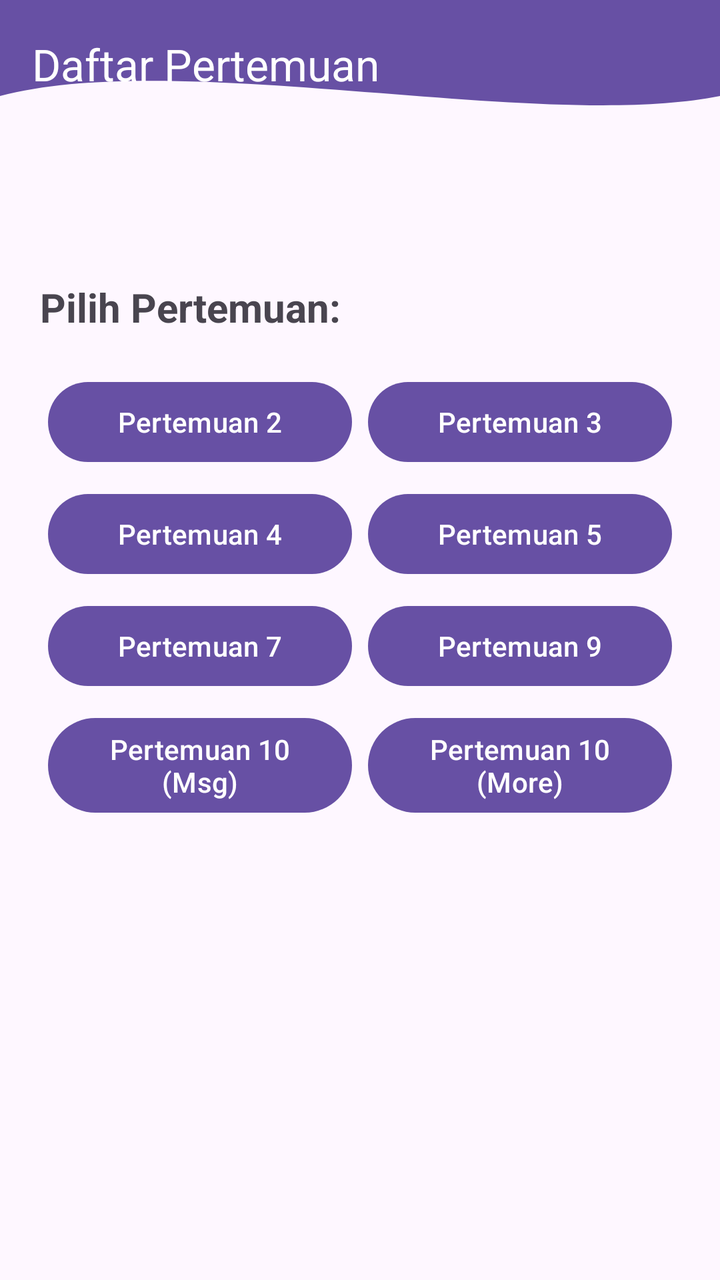
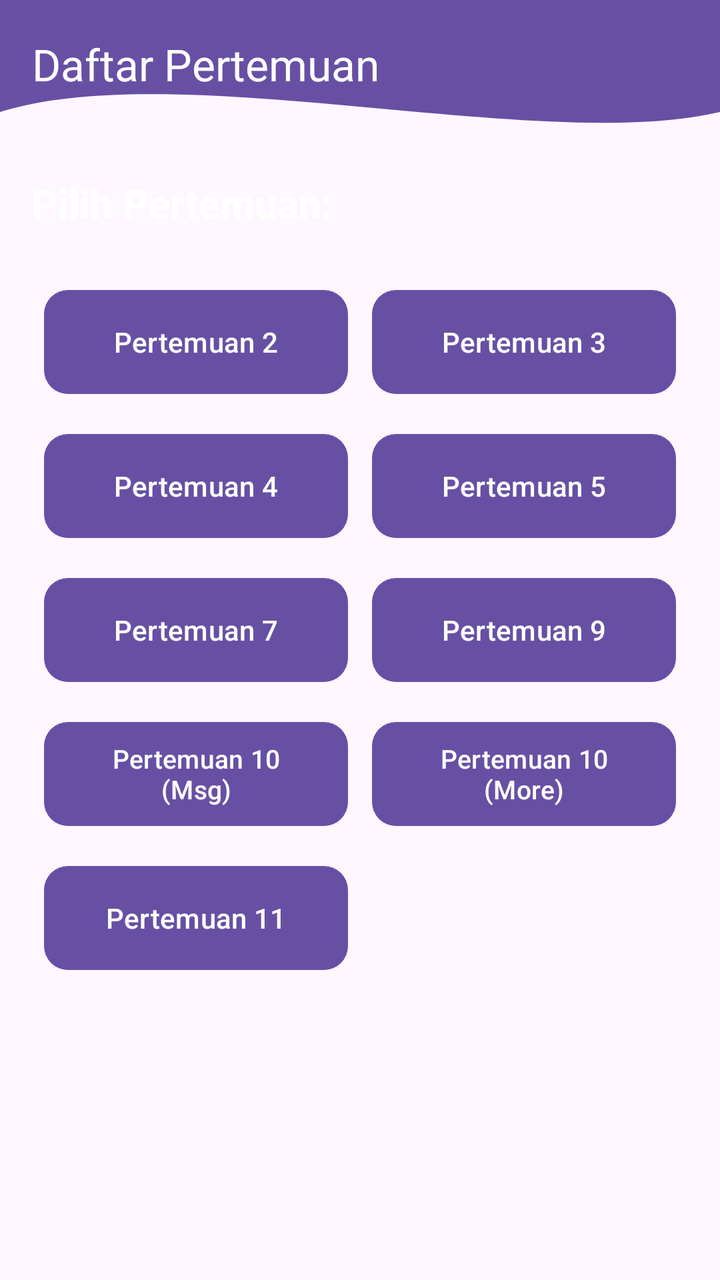

Compare the two renders of this Android layout. The source of the first and the diff that turns it into the second are given below.
<!-- AndroidManifest.xml: application theme Theme.Per3Sefriansyah_3TIE -->
<!-- res/layout/fragment_home.xml -->
<?xml version="1.0" encoding="utf-8"?>
<androidx.constraintlayout.widget.ConstraintLayout
    xmlns:android="http://schemas.android.com/apk/res/android"
    xmlns:app="http://schemas.android.com/apk/res-auto"
    xmlns:tools="http://schemas.android.com/tools"
    android:layout_width="match_parent"
    android:layout_height="match_parent"
    tools:context=".Home.FragmentHome">

    
    <View
        android:id="@+id/background_header"
        android:layout_width="0dp"
        android:layout_height="120dp"
        android:background="@drawable/bg_header_wave"
        app:layout_constraintStart_toStartOf="parent"
        app:layout_constraintEnd_toEndOf="parent"
        app:layout_constraintTop_toTopOf="parent" />

    <androidx.appcompat.widget.Toolbar
        android:id="@+id/toolbar"
        android:layout_width="0dp"
        android:layout_height="?attr/actionBarSize"
        app:layout_constraintEnd_toEndOf="parent"
        app:layout_constraintHorizontal_bias="1.0"
        app:layout_constraintStart_toStartOf="parent"
        app:layout_constraintTop_toTopOf="parent"
        app:title="Daftar Pertemuan"
        app:titleTextColor="@android:color/white" />

    <ScrollView
        android:layout_width="0dp"
        android:layout_height="0dp"
        app:layout_constraintTop_toBottomOf="@id/background_header"
        app:layout_constraintBottom_toBottomOf="parent"
        app:layout_constraintStart_toStartOf="parent"
        app:layout_constraintEnd_toEndOf="parent">

        <LinearLayout
            android:layout_width="match_parent"
            android:layout_height="wrap_content"
            android:orientation="vertical"
            android:padding="20dp">

            <TextView
                android:id="@+id/textViewTitle"
                android:layout_width="wrap_content"
                android:layout_height="wrap_content"
                android:text="Pilih Pertemuan:"
                android:textSize="20sp"
                android:textStyle="bold"
                android:layout_marginBottom="16dp" />

            
            <GridLayout
                android:id="@+id/gridPertemuan"
                android:layout_width="match_parent"
                android:layout_height="wrap_content"
                android:columnCount="2"
                android:alignmentMode="alignMargins"
                android:useDefaultMargins="true">

                
                <Button
                    android:id="@+id/btnPertemuan2"
                    android:layout_width="0dp"
                    android:layout_height="wrap_content"
                    android:layout_columnWeight="1"
                    android:layout_gravity="fill_horizontal"
                    android:text="Pertemuan 2" />

                
                <Button
                    android:id="@+id/btnPertemuan3"
                    android:layout_width="0dp"
                    android:layout_height="wrap_content"
                    android:layout_columnWeight="1"
                    android:layout_gravity="fill_horizontal"
                    android:text="Pertemuan 3" />

                
                <Button
                    android:id="@+id/btnPertemuan4"
                    android:layout_width="0dp"
                    android:layout_height="wrap_content"
                    android:layout_columnWeight="1"
                    android:layout_gravity="fill_horizontal"
                    android:text="Pertemuan 4" />

                
                <Button
                    android:id="@+id/btnPertemuan5"
                    android:layout_width="0dp"
                    android:layout_height="wrap_content"
                    android:layout_columnWeight="1"
                    android:layout_gravity="fill_horizontal"
                    android:text="Pertemuan 5" />

                
                <Button
                    android:id="@+id/btnPertemuan7"
                    android:layout_width="0dp"
                    android:layout_height="wrap_content"
                    android:layout_columnWeight="1"
                    android:layout_gravity="fill_horizontal"
                    android:text="Pertemuan 7" />

                
                <Button
                    android:id="@+id/btnPertemuan9"
                    android:layout_width="0dp"
                    android:layout_height="wrap_content"
                    android:layout_columnWeight="1"
                    android:layout_gravity="fill_horizontal"
                    android:text="Pertemuan 9" />

                
                <Button
                    android:id="@+id/btnPertemuan10"
                    android:layout_width="0dp"
                    android:layout_height="wrap_content"
                    android:layout_columnWeight="1"
                    android:layout_gravity="fill_horizontal"
                    android:text="Pertemuan 10 (Msg)" />

                
                <Button
                    android:id="@+id/btnPertemuan10More"
                    android:layout_width="0dp"
                    android:layout_height="wrap_content"
                    android:layout_columnWeight="1"
                    android:layout_gravity="fill_horizontal"
                    android:text="Pertemuan 10 (More)" />

            </GridLayout>

        </LinearLayout>

    </ScrollView>

</androidx.constraintlayout.widget.ConstraintLayout>
<!-- resources referenced by this layout -->
<resources>
  <!-- drawable bg_header_wave (drawable) -->
  <vector xmlns:android="http://schemas.android.com/apk/res/android"
      android:width="100dp"
      android:height="100dp"
      android:viewportWidth="100"
      android:viewportHeight="100">
  
      <path
          android:fillColor="?attr/colorPrimary"
          android:pathData="
              M0,0
              L100,0
              L100,40
              C 75,55
                25,20
                0,40
              Z" />
  </vector>
  <style name="Theme.Per3Sefriansyah_3TIE" parent="Base.Theme.Per3Sefriansyah_3TIE" />
  <style name="Base.Theme.Per3Sefriansyah_3TIE" parent="Theme.Material3.DayNight.NoActionBar">
          
          
      </style>
</resources>

<!-- the commit's change to res/layout/fragment_home.xml (unified diff, before → after) -->
@@ -11,7 +11,7 @@
     <View
         android:id="@+id/background_header"
         android:layout_width="0dp"
-        android:layout_height="120dp"
+        android:layout_height="140dp"
         android:background="@drawable/bg_header_wave"
         app:layout_constraintStart_toStartOf="parent"
         app:layout_constraintEnd_toEndOf="parent"
@@ -22,16 +22,15 @@
         android:layout_width="0dp"
         android:layout_height="?attr/actionBarSize"
         app:layout_constraintEnd_toEndOf="parent"
-        app:layout_constraintHorizontal_bias="1.0"
         app:layout_constraintStart_toStartOf="parent"
         app:layout_constraintTop_toTopOf="parent"
         app:title="Daftar Pertemuan"
         app:titleTextColor="@android:color/white" />
 
-    <ScrollView
+    <androidx.core.widget.NestedScrollView
         android:layout_width="0dp"
         android:layout_height="0dp"
-        app:layout_constraintTop_toBottomOf="@id/background_header"
+        app:layout_constraintTop_toBottomOf="@id/toolbar"
         app:layout_constraintBottom_toBottomOf="parent"
         app:layout_constraintStart_toStartOf="parent"
         app:layout_constraintEnd_toEndOf="parent">
@@ -40,7 +39,7 @@
             android:layout_width="match_parent"
             android:layout_height="wrap_content"
             android:orientation="vertical"
-            android:padding="20dp">
+            android:padding="16dp">
 
             <TextView
                 android:id="@+id/textViewTitle"
@@ -49,7 +48,9 @@
                 android:text="Pilih Pertemuan:"
                 android:textSize="20sp"
                 android:textStyle="bold"
-                android:layout_marginBottom="16dp" />
+                android:textColor="@android:color/white"
+                android:layout_marginTop="8dp"
+                android:layout_marginBottom="20dp" />
 
             
             <GridLayout
@@ -57,85 +58,111 @@
                 android:layout_width="match_parent"
                 android:layout_height="wrap_content"
                 android:columnCount="2"
-                android:alignmentMode="alignMargins"
-                android:useDefaultMargins="true">
+                android:useDefaultMargins="false">
 
                 
-                <Button
+                <com.google.android.material.button.MaterialButton
                     android:id="@+id/btnPertemuan2"
                     android:layout_width="0dp"
-                    android:layout_height="wrap_content"
+                    android:layout_height="60dp"
                     android:layout_columnWeight="1"
-                    android:layout_gravity="fill_horizontal"
-                    android:text="Pertemuan 2" />
+                    android:layout_margin="6dp"
+                    android:text="Pertemuan 2"
+                    android:textSize="14sp"
+                    app:cornerRadius="12dp" />
 
                 
-                <Button
+                <com.google.android.material.button.MaterialButton
                     android:id="@+id/btnPertemuan3"
                     android:layout_width="0dp"
-                    android:layout_height="wrap_content"
+                    android:layout_height="60dp"
                     android:layout_columnWeight="1"
-                    android:layout_gravity="fill_horizontal"
-                    android:text="Pertemuan 3" />
+                    android:layout_margin="6dp"
+                    android:text="Pertemuan 3"
+                    android:textSize="14sp"
+                    app:cornerRadius="12dp" />
 
                 
-                <Button
+                <com.google.android.material.button.MaterialButton
                     android:id="@+id/btnPertemuan4"
                     android:layout_width="0dp"
-                    android:layout_height="wrap_content"
+                    android:layout_height="60dp"
                     android:layout_columnWeight="1"
-                    android:layout_gravity="fill_horizontal"
-                    android:text="Pertemuan 4" />
+                    android:layout_margin="6dp"
+                    android:text="Pertemuan 4"
+                    android:textSize="14sp"
+                    app:cornerRadius="12dp" />
 
                 
-                <Button
+                <com.google.android.material.button.MaterialButton
                     android:id="@+id/btnPertemuan5"
                     android:layout_width="0dp"
-                    android:layout_height="wrap_content"
+                    android:layout_height="60dp"
                     android:layout_columnWeight="1"
-                    android:layout_gravity="fill_horizontal"
-                    android:text="Pertemuan 5" />
+                    android:layout_margin="6dp"
+                    android:text="Pertemuan 5"
+                    android:textSize="14sp"
+                    app:cornerRadius="12dp" />
 
                 
-                <Button
+                <com.google.android.material.button.MaterialButton
                     android:id="@+id/btnPertemuan7"
                     android:layout_width="0dp"
-                    android:layout_height="wrap_content"
+                    android:layout_height="60dp"
                     android:layout_columnWeight="1"
-                    android:layout_gravity="fill_horizontal"
-                    android:text="Pertemuan 7" />
+                    android:layout_margin="6dp"
+                    android:text="Pertemuan 7"
+                    android:textSize="14sp"
+                    app:cornerRadius="12dp" />
 
                 
-                <Button
+                <com.google.android.material.button.MaterialButton
                     android:id="@+id/btnPertemuan9"
                     android:layout_width="0dp"
-                    android:layout_height="wrap_content"
+                    android:layout_height="60dp"
                     android:layout_columnWeight="1"
-                    android:layout_gravity="fill_horizontal"
-                    android:text="Pertemuan 9" />
+                    android:layout_margin="6dp"
+                    android:text="Pertemuan 9"
+                    android:textSize="14sp"
+                    app:cornerRadius="12dp" />
 
                 
-                <Button
+                <com.google.android.material.button.MaterialButton
                     android:id="@+id/btnPertemuan10"
                     android:layout_width="0dp"
-                    android:layout_height="wrap_content"
+                    android:layout_height="60dp"
                     android:layout_columnWeight="1"
-                    android:layout_gravity="fill_horizontal"
-                    android:text="Pertemuan 10 (Msg)" />
+                    android:layout_margin="6dp"
+                    android:text="Pertemuan 10 (Msg)"
+                    android:textSize="13sp"
+                    app:cornerRadius="12dp" />
 
                 
-                <Button
+                <com.google.android.material.button.MaterialButton
                     android:id="@+id/btnPertemuan10More"
                     android:layout_width="0dp"
-                    android:layout_height="wrap_content"
+                    android:layout_height="60dp"
                     android:layout_columnWeight="1"
-                    android:layout_gravity="fill_horizontal"
-                    android:text="Pertemuan 10 (More)" />
+                    android:layout_margin="6dp"
+                    android:text="Pertemuan 10 (More)"
+                    android:textSize="13sp"
+                    app:cornerRadius="12dp" />
+
+                
+                <com.google.android.material.button.MaterialButton
+                    android:id="@+id/btnPertemuan11"
+                    android:layout_width="0dp"
+                    android:layout_height="60dp"
+                    android:layout_columnWeight="1"
+                    android:layout_margin="6dp"
+                    android:text="Pertemuan 11"
+                    android:textSize="14sp"
+                    app:cornerRadius="12dp" />
 
             </GridLayout>
 
         </LinearLayout>
 
-    </ScrollView>
+    </androidx.core.widget.NestedScrollView>
 
 </androidx.constraintlayout.widget.ConstraintLayout>
